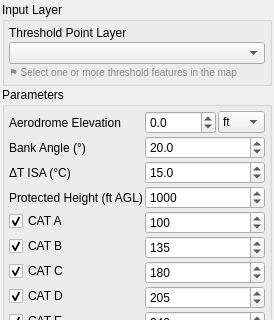
Before: the Qt Designer form Q_Pansopy/ui/utilities/qpansopy_circling_dockwidget.ui in FLYGHT7/qpansopy, drawn with Qt 5; both pictures show x 0 to 274 and y 0 to 320 of the 274 by 741 pixel window.
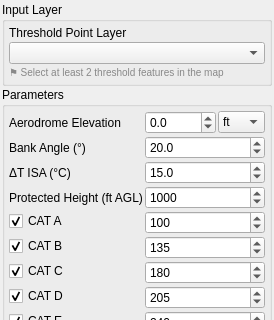
After: the same form once the commit is applied. Custom widgets are drawn as their Qt base class.

Commit message: feat: Update circling tool to require at least two threshold features for calculations

```diff
--- a/Q_Pansopy/ui/utilities/qpansopy_circling_dockwidget.ui
+++ b/Q_Pansopy/ui/utilities/qpansopy_circling_dockwidget.ui
@@ -63,7 +63,7 @@
        <item>
         <widget class="QLabel" name="thresholdHintLabel">
          <property name="text">
-          <string>⚑ Select one or more threshold features in the map</string>
+          <string>⚑ Select at least 2 threshold features in the map</string>
          </property>
          <property name="wordWrap">
           <bool>true</bool>
```
The commit also changes 4 other files.
